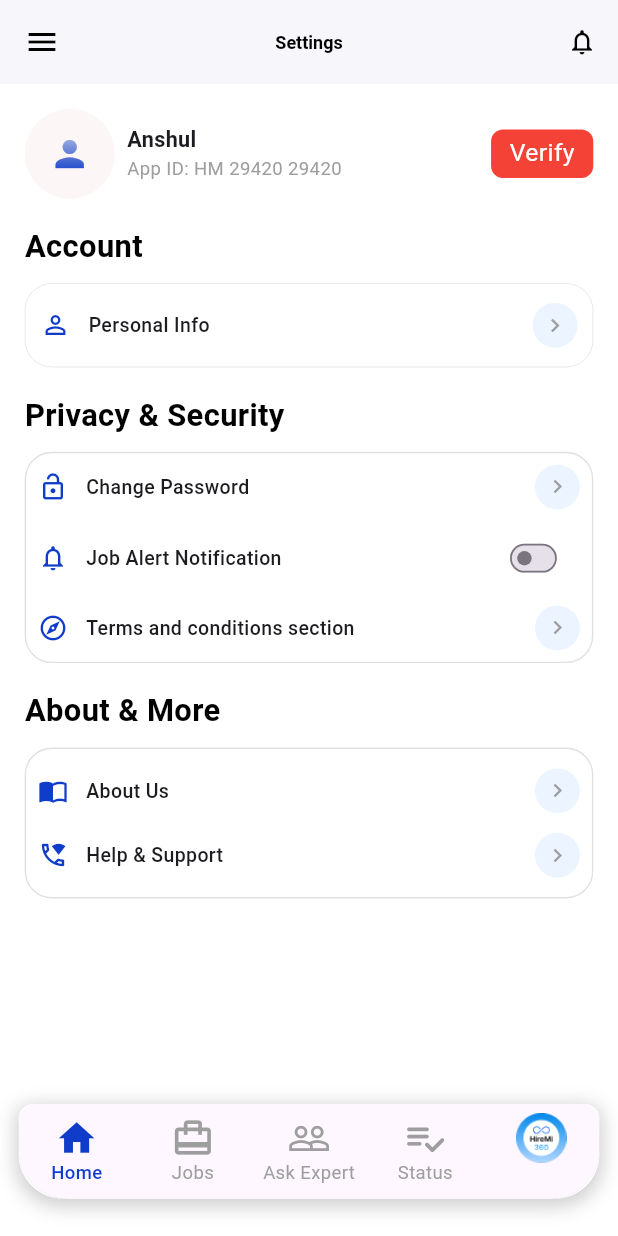
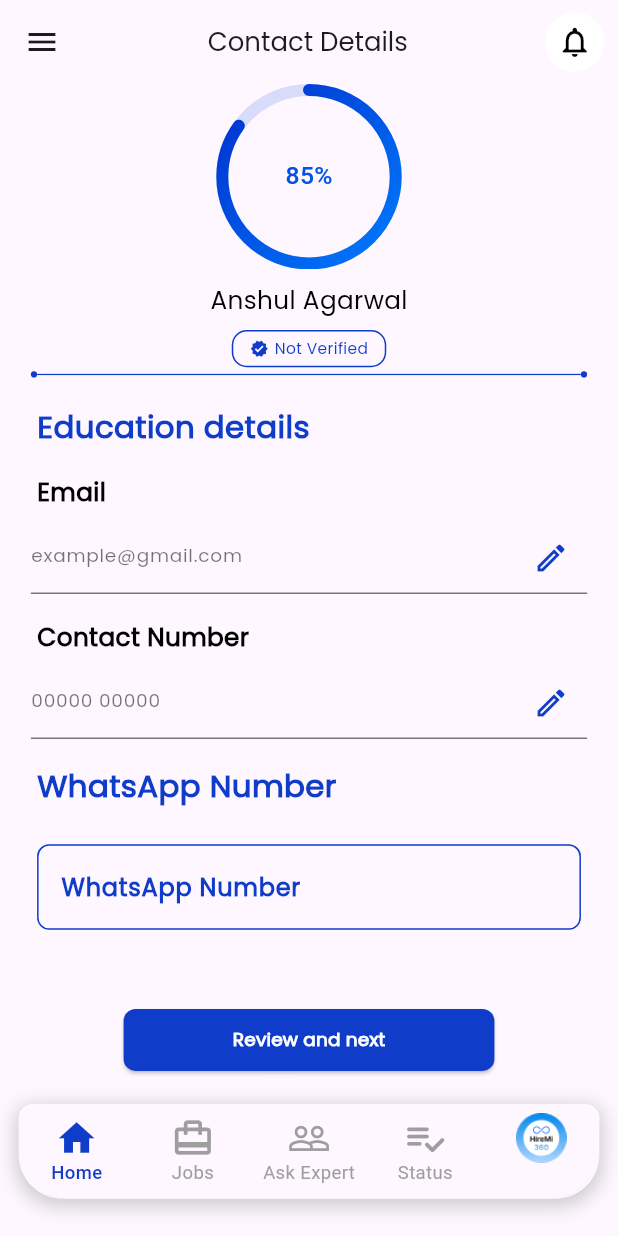
Before and after one commit to GetAnshulAgarwal/Hiremi, a Flutter app: the screen it shows after launch, on a phone screen of 412 x 824 dp. Run offline on Flutter 3.47's test engine with Material 3 defaults, Android fonts, the phone set to English and light mode, and no system bars; drawn by our look-alikes of dashed_circular_progress_bar; our stand-ins replace google_fonts.

Commit message:
New Files

```diff
--- /dev/null
+++ b/lib/Screens/personal_details_screen(2).dart
@@ -0,0 +1,74 @@
+import 'package:flutter/material.dart';
+import 'package:google_fonts/google_fonts.dart';
+import 'package:hireme/Screens/personal_details_screen(3).dart';
+import '../widgets/app_bar.dart';
+import '../widgets/bottom_navbar.dart';
+import '../widgets/button.dart';
+import '../widgets/circularProgressBar.dart';
+import '../widgets/divider.dart';
+import '../widgets/textFields.dart';
+
+class PersonalDetailsScreen4 extends StatelessWidget {
+  const PersonalDetailsScreen4({super.key});
+
+  @override
+  Widget build(BuildContext context) {
+    double width = MediaQuery.of(context).size.width;
+    double height = MediaQuery.of(context).size.height;
+
+    return Scaffold(
+      appBar: customAppBar(context, 'Personal Details'),
+      bottomNavigationBar: const BottomNavBarWidget(),
+      drawer: const Drawer(),
+      body: SingleChildScrollView(
+        child: Column(
+          children: [
+            SizedBox(
+              height: height * 0.23,
+              child: const CircularBar(progress: 65),
+            ),
+            horizontalLine(context),
+            SizedBox(height: height * 0.02),
+            Padding(
+              padding: EdgeInsets.only(left: width * 0.06),
+              child: Align(
+                alignment: Alignment.centerLeft,
+                child: Text(
+                  'Education details',
+                  style: GoogleFonts.poppins(
+                    fontSize: width * 0.05,
+                    fontWeight: FontWeight.w600,
+                    color: const Color(0xFF0F3CC9),
+                  ),
+                ),
+              ),
+            ),
+            SizedBox(height: height * 0.02),
+            const CustomTextField(
+                title: 'College Name', hText: "St John's University"),
+            SizedBox(height: height * 0.02),
+            const CustomTextField(title: "College's State", hText: 'Kolkata'),
+            SizedBox(height: height * 0.02),
+            const CustomTextField(title: "Branch ", hText: 'Computer Science'),
+            SizedBox(height: height * 0.02),
+            const CustomTextField(title: "Degree", hText: 'Bachelor degree'),
+            SizedBox(height: height * 0.02),
+            const CustomTextField(title: "Passout Year ", hText: '2022'),
+            SizedBox(height: height * 0.05),
+            button(
+              context,
+              'Review and next',
+              () {
+                Navigator.push(
+                  context,
+                  MaterialPageRoute(
+                      builder: (context) => PersonalDetailsScreen5()),
+                );
+              },
+            ),
+          ],
+        ),
+      ),
+    );
+  }
+}
--- /dev/null
+++ b/lib/Screens/personal_details_screen(3).dart
@@ -0,0 +1,165 @@
+import 'package:flutter/material.dart';
+import 'package:google_fonts/google_fonts.dart';
+import 'package:flutter/services.dart'; // For input formatters
+import 'package:hireme/Screens/personal_details_screen(2).dart';
+import '../widgets/app_bar.dart';
+import '../widgets/bottom_navbar.dart';
+import '../widgets/button.dart';
+import '../widgets/circularProgressBar.dart';
+import '../widgets/divider.dart';
+import '../widgets/textFields.dart';
+
+class PersonalDetailsScreen5 extends StatefulWidget {
+  const PersonalDetailsScreen5({super.key});
+
+  @override
+  _PersonalDetailsScreen5State createState() => _PersonalDetailsScreen5State();
+}
+
+class _PersonalDetailsScreen5State extends State<PersonalDetailsScreen5> {
+  final _formKey = GlobalKey<FormState>(); // FormKey to manage form validation
+  final TextEditingController _emailController = TextEditingController();
+  final TextEditingController _contactController = TextEditingController();
+
+  @override
+  Widget build(BuildContext context) {
+    double width = MediaQuery.of(context).size.width;
+    double height = MediaQuery.of(context).size.height;
+
+    return Scaffold(
+      appBar: customAppBar(context, 'Contact Details'),
+      bottomNavigationBar: const BottomNavBarWidget(),
+      drawer: const Drawer(),
+      body: SingleChildScrollView(
+        child: Form(
+          // Wrap the body with Form widget
+          key: _formKey,
+          child: Column(
+            children: [
+              SizedBox(
+                height: height * 0.23,
+                child: const CircularBar(progress: 85),
+              ),
+              horizontalLine(context),
+              SizedBox(height: height * 0.02),
+              Padding(
+                padding: EdgeInsets.only(left: width * 0.06),
+                child: Align(
+                  alignment: Alignment.centerLeft,
+                  child: Text(
+                    'Education details',
+                    style: GoogleFonts.poppins(
+                      fontSize: width * 0.05,
+                      fontWeight: FontWeight.w600,
+                      color: const Color(0xFF0F3CC9),
+                    ),
+                  ),
+                ),
+              ),
+              SizedBox(height: height * 0.02),
+              // Email Input with validation
+              CustomTextField(
+                title: 'Email',
+                hText: "example@gmail.com",
+                keyboardType: TextInputType.emailAddress,
+                controller: _emailController,
+                validator: (value) {
+                  if (value == null || value.isEmpty) {
+                    return 'Please enter an email';
+                  }
+                  final emailRegex =
+                      RegExp(r"^[a-zA-Z0-9]+@[a-zA-Z0-9]+\.[a-zA-Z]+");
+                  if (!emailRegex.hasMatch(value)) {
+                    return 'Please enter a valid email address';
+                  }
+                  return null;
+                },
+              ),
+              SizedBox(height: height * 0.02),
+              // Contact Number Input
+              CustomTextField(
+                title: 'Contact Number',
+                hText: '00000 00000',
+                inputFormatters: [
+                  FilteringTextInputFormatter.digitsOnly,
+                  LengthLimitingTextInputFormatter(10), // Limit to 10 digits
+                ],
+                keyboardType: TextInputType.number, // Use numeric keyboard
+                controller: _contactController,
+              ),
+              SizedBox(height: height * 0.02),
+              Padding(
+                padding: EdgeInsets.only(left: width * 0.06),
+                child: Align(
+                  alignment: Alignment.centerLeft,
+                  child: Text(
+                    'WhatsApp Number',
+                    style: GoogleFonts.poppins(
+                      fontSize: width * 0.05,
+                      fontWeight: FontWeight.w600,
+                      color: const Color(0xFF0F3CC9),
+                    ),
+                  ),
+                ),
+              ),
+              SizedBox(height: height * 0.02), // WhatsApp Number Input
+              Padding(
+                padding: EdgeInsets.symmetric(
+                  horizontal: width * 0.06,
+                  vertical: height * 0.01,
+                ),
+                child: TextFormField(
+                  keyboardType: TextInputType.number,
+                  inputFormatters: [
+                    FilteringTextInputFormatter.digitsOnly, // Allow only digits
+                    LengthLimitingTextInputFormatter(10), // Limit to 10 digits
+                  ],
+                  decoration: InputDecoration(
+                    labelText: 'WhatsApp Number',
+                    hintText: '00000 00000',
+                    labelStyle: GoogleFonts.poppins(
+                      color: const Color(0xFF0F3CC9),
+                      fontWeight: FontWeight.w600,
+                    ),
+                    enabledBorder: OutlineInputBorder(
+                      borderRadius: BorderRadius.circular(8),
+                      borderSide: BorderSide(
+                        color: const Color(0xFF0F3CC9),
+                      ),
+                    ),
+                    focusedBorder: OutlineInputBorder(
+                      borderRadius: BorderRadius.circular(8),
+                      borderSide: BorderSide(
+                        color: const Color(0xFF0F3CC9),
+                        width: 1.5,
+                      ),
+                    ),
+                  ),
+                  style: GoogleFonts.poppins(
+                    fontSize: width * 0.04,
+                    color: Colors.black,
+                  ),
+                ),
+              ),
+              SizedBox(height: height * 0.05),
+              button(
+                context,
+                'Review and next',
+                () {
+                  if (_formKey.currentState?.validate() ?? false) {
+                    Navigator.push(
+                      context,
+                      MaterialPageRoute(
+                        builder: (context) => PersonalDetailsScreen4(),
+                      ),
+                    );
+                  }
+                },
+              ),
+            ],
+          ),
+        ),
+      ),
+    );
+  }
+}
--- /dev/null
+++ b/lib/Screens/personal_details_screen.dart
@@ -0,0 +1,73 @@
+import 'package:flutter/material.dart';
+import 'package:google_fonts/google_fonts.dart';
+import 'package:hireme/Screens/personal_details_screen(2).dart';
+import '../widgets/app_bar.dart';
+import '../widgets/bottom_navbar.dart';
+import '../widgets/button.dart';
+import '../widgets/circularProgressBar.dart';
+import '../widgets/divider.dart';
+import '../widgets/textFields.dart';
+
+class PersonalDetailsScreen3 extends StatelessWidget {
+  PersonalDetailsScreen3({super.key});
+
+  @override
+  Widget build(BuildContext context) {
+    double width = MediaQuery.of(context).size.width;
+    double height = MediaQuery.of(context).size.height;
+
+    return Scaffold(
+      appBar: customAppBar(context, 'Personal Details'),
+      bottomNavigationBar: BottomNavBarWidget(),
+      drawer: Drawer(),
+      body: SingleChildScrollView(
+        child: Column(
+          children: [
+            SizedBox(
+              height: height * 0.23,
+              child: CircularBar(progress: 45),
+            ),
+            horizontalLine(context),
+            SizedBox(height: height * 0.02),
+            Padding(
+              padding: EdgeInsets.only(left: width * 0.06),
+              child: Align(
+                alignment: Alignment.centerLeft,
+                child: Text(
+                  'Review and Verify your details',
+                  style: GoogleFonts.poppins(
+                    fontSize: width * 0.05,
+                    fontWeight: FontWeight.w600,
+                    color: Color(0xFF0F3CC9),
+                  ),
+                ),
+              ),
+            ),
+            SizedBox(height: height * 0.02),
+            CustomTextField(title: 'Full Name', hText: 'Jae Doe'),
+            SizedBox(height: height * 0.02),
+            CustomTextField(title: "Father's Full Name ", hText: 'John Copper'),
+            SizedBox(height: height * 0.02),
+            CustomTextField(title: "Gender ", hText: 'Male'),
+            SizedBox(height: height * 0.02),
+            CustomTextField(title: "Birth Date", hText: '1/1/1999'),
+            SizedBox(height: height * 0.02),
+            CustomTextField(title: "Birth Place ", hText: 'Mumbai'),
+            SizedBox(height: height * 0.05),
+            button(
+              context,
+              'Review and next',
+              () {
+                Navigator.push(
+                  context,
+                  MaterialPageRoute(
+                      builder: (context) => PersonalDetailsScreen4()),
+                );
+              },
+            ),
+          ],
+        ),
+      ),
+    );
+  }
+}
--- a/lib/main.dart
+++ b/lib/main.dart
@@ -1,6 +1,7 @@
 import 'package:flutter/material.dart';
+import 'package:hireme/Screens/personal_details_screen(3).dart';
 
-import 'package:hireme/Screens/settings_screen.dart';
+import 'Screens/personal_details_screen.dart';
 
 void main() {
   runApp(const MyApp());
@@ -17,9 +18,6 @@ class MyApp extends StatelessWidget {
         theme: ThemeData(
           primarySwatch: Colors.blue,
         ),
-        home: const SettingsScreen(
-          userName: 'Anshul',
-          isVerified: false,
-        ));
+        home: PersonalDetailsScreen5());
   }
 }
--- /dev/null
+++ b/lib/widgets/button.dart
@@ -0,0 +1,24 @@
+import 'package:flutter/material.dart';
+import 'package:google_fonts/google_fonts.dart';
+
+Widget button(BuildContext context, String title, Function() onPressed) {
+  double width = MediaQuery.of(context).size.width;
+  double height = MediaQuery.of(context).size.height;
+  return ElevatedButton(
+    onPressed: onPressed,
+    style: ElevatedButton.styleFrom(
+      minimumSize: Size(width * 0.6, height * 0.05),
+
+      backgroundColor: const Color(0xFF0F3CC9),
+      shape: RoundedRectangleBorder(
+        borderRadius: BorderRadius.circular(8.0),
+      ),
+      //padding: const EdgeInsets.symmetric(horizontal: 16.0, vertical: 10.0),
+    ),
+    child: Text(title,
+        style: GoogleFonts.poppins(
+            fontSize: width * 0.03,
+            fontWeight: FontWeight.w600,
+            color: Colors.white)),
+  );
+}
--- /dev/null
+++ b/lib/widgets/circularProgressBar.dart
@@ -0,0 +1,115 @@
+import 'package:flutter/material.dart';
+import 'package:google_fonts/google_fonts.dart';
+import 'package:dashed_circular_progress_bar/dashed_circular_progress_bar.dart';
+
+class CircularBar extends StatelessWidget {
+  final double progress;
+
+  const CircularBar({
+    super.key,
+    required this.progress,
+  });
+
+  @override
+  Widget build(BuildContext context) {
+    final ValueNotifier<double> valueNotifier =
+        ValueNotifier<double>(progress.toDouble());
+
+    return Scaffold(
+      body: Center(
+        child: Column(
+          mainAxisAlignment: MainAxisAlignment.start,
+          children: [
+            ConstrainedBox(
+              constraints: BoxConstraints(
+                maxWidth:
+                    MediaQuery.of(context).size.width * 0.3, // Adjusted size
+                maxHeight: MediaQuery.of(context).size.width * 0.3,
+              ),
+              child: ShaderMask(
+                shaderCallback: (Rect bounds) {
+                  return const LinearGradient(
+                    colors: [Color(0xFF002ECC), Color(0xFF007DFF)],
+                    begin: Alignment.topLeft,
+                    end: Alignment.bottomRight,
+                  ).createShader(bounds);
+                },
+                blendMode: BlendMode.srcIn,
+                child: DashedCircularProgressBar.aspectRatio(
+                  aspectRatio: 1,
+                  valueNotifier: valueNotifier,
+                  progress: progress,
+                  maxProgress: 100,
+                  corners: StrokeCap.round,
+                  foregroundColor:
+                      Colors.white, // Placeholder (overridden by ShaderMask)
+                  backgroundColor: const Color(0xFF808080).withOpacity(0.15),
+                  foregroundStrokeWidth: 8,
+                  backgroundStrokeWidth: 8,
+                  animation: true,
+                  child: Center(
+                    child: ValueListenableBuilder<double>(
+                      valueListenable: valueNotifier,
+                      builder: (_, value, __) => Text(
+                        '${value.toInt()}%',
+                        style: GoogleFonts.roboto(
+                          color: Colors.blueAccent,
+                          fontWeight: FontWeight.w500,
+                          fontSize: MediaQuery.of(context).size.width * 0.04,
+                        ),
+                      ),
+                    ),
+                  ),
+                ),
+              ),
+            ),
+            SizedBox(
+              height: MediaQuery.of(context).size.height * 0.01,
+            ),
+            Text(
+              'Anshul Agarwal',
+              style: GoogleFonts.poppins(
+                color: Colors.black,
+                fontWeight: FontWeight.w500,
+                fontSize: MediaQuery.of(context).size.width * 0.04,
+              ),
+            ),
+            SizedBox(
+              height: MediaQuery.of(context).size.height * 0.01,
+            ),
+            Container(
+              height: MediaQuery.of(context).size.width * 0.06,
+              width: MediaQuery.of(context).size.width * 0.25,
+              decoration: BoxDecoration(
+                borderRadius: BorderRadius.circular(10),
+                border: Border.all(color: const Color(0xFF0F3CC9)),
+              ),
+              child: Row(
+                mainAxisAlignment: MainAxisAlignment.center,
+                children: [
+                  Icon(
+                    Icons.verified,
+                    color: const Color(0xFF0F3CC9),
+                    size: MediaQuery.of(context).size.width * 0.03,
+                  ),
+                  SizedBox(
+                    width: MediaQuery.of(context).size.width * 0.01,
+                  ),
+                  Text(
+                    'Not Verified',
+                    textAlign: TextAlign.center,
+                    style: GoogleFonts.poppins(
+                      color: const Color(0xFF0F3CC9),
+                      fontWeight: FontWeight.w500,
+                      fontSize: MediaQuery.of(context).size.width * 0.025,
+                    ),
+                  ),
+                ],
+              ),
+            ),
+          ],
+        ),
+      ),
+    );
+  }
+}
--- /dev/null
+++ b/lib/widgets/divider.dart
@@ -0,0 +1,39 @@
+import 'package:flutter/material.dart';
+
+@override
+Widget horizontalLine(BuildContext context) {
+  double width = MediaQuery.of(context).size.width;
+  double height = MediaQuery.of(context).size.height;
+  return Container(
+    width: width * 0.9,
+    child: Row(
+      children: [
+        // Starting circle
+        Container(
+          width: width * 0.01,
+          height: height * 0.01,
+          decoration: BoxDecoration(
+            color: Color(0xFF0F3CC9), // Circle color
+            shape: BoxShape.circle,
+          ),
+        ),
+        // Horizontal line
+        Expanded(
+          child: Container(
+            height: height * 0.001, // Thickness of the line
+            color: Color(0xFF0F3CC9),
+          ),
+        ),
+        // Ending circle
+        Container(
+          width: width * 0.01, // Diameter of the circle
+          height: height * 0.01,
+          decoration: BoxDecoration(
+            color: Color(0xFF0F3CC9), // Circle color
+            shape: BoxShape.circle,
+          ),
+        ),
+      ],
+    ),
+  );
+}
--- /dev/null
+++ b/lib/widgets/textFields.dart
@@ -0,0 +1,100 @@
+import 'package:flutter/material.dart';
+import 'package:google_fonts/google_fonts.dart';
+import 'package:flutter/services.dart'; // For input formatters
+
+class CustomTextField extends StatefulWidget {
+  final String title;
+  final String hText;
+  final List<TextInputFormatter>? inputFormatters; // Input formatters
+  final TextInputType? keyboardType; // Keyboard type
+  final String? Function(String?)? validator; // Validator function
+  final TextEditingController? controller; // Optional controller
+
+  const CustomTextField({
+    Key? key,
+    required this.title,
+    required this.hText,
+    this.inputFormatters,
+    this.keyboardType,
+    this.validator,
+    this.controller,
+  }) : super(key: key);
+
+  @override
+  _CustomTextFieldState createState() => _CustomTextFieldState();
+}
+
+class _CustomTextFieldState extends State<CustomTextField> {
+  final FocusNode _focusNode = FocusNode();
+  bool _isEditable = false;
+
+  @override
+  void dispose() {
+    _focusNode.dispose();
+    super.dispose();
+  }
+
+  @override
+  Widget build(BuildContext context) {
+    double width = MediaQuery.of(context).size.width;
+    double height = MediaQuery.of(context).size.height;
+
+    return Column(
+      children: [
+        Padding(
+          padding: EdgeInsets.only(left: width * 0.06),
+          child: Align(
+            alignment: Alignment.centerLeft,
+            child: Text(
+              widget.title,
+              style: GoogleFonts.poppins(
+                color: Colors.black,
+                fontWeight: FontWeight.w600,
+                fontSize: width * 0.04,
+              ),
+            ),
+          ),
+        ),
+        SizedBox(height: height * 0.01),
+        SizedBox(
+          width: width * 0.9,
+          child: TextFormField(
+            controller: widget.controller,
+            focusNode: _focusNode,
+            keyboardType: widget.keyboardType,
+            inputFormatters: widget.inputFormatters,
+            decoration: InputDecoration(
+              hintText: widget.hText,
+              hintStyle: GoogleFonts.poppins(
+                fontSize: width * 0.03,
+                color: Colors.black54,
+                fontWeight: FontWeight.w500,
+              ),
+              suffixIcon: GestureDetector(
+                onTap: () {
+                  setState(() {
+                    _isEditable = true; // Enable editing
+                  });
+                  _focusNode.requestFocus();
+                },
+                child: const Icon(
+                  Icons.edit_outlined,
+                  color: Color(0xFF0F3CC9),
+                ),
+              ),
+              border: UnderlineInputBorder(
+                borderSide:
+                    BorderSide(color: Color(0xFF0F3CC9)), // Underline color
+              ),
+            ),
+            style: GoogleFonts.poppins(
+              fontSize: width * 0.04,
+              color: Colors.black,
+            ),
+            validator: widget.validator, // Add validation support
+          ),
+        ),
+      ],
+    );
+  }
+}
--- a/pubspec.yaml
+++ b/pubspec.yaml
@@ -49,6 +49,7 @@ dev_dependencies:
   # package. See that file for information about deactivating specific lint
   # rules and activating additional ones.
   flutter_lints: ^4.0.0
+  monarch:
 
 # For information on the generic Dart part of this file, see the
 # following page: https://dart.dev/tools/pub/pubspec
```
Also changed, not shown: pubspec.lock, 4 other files.
